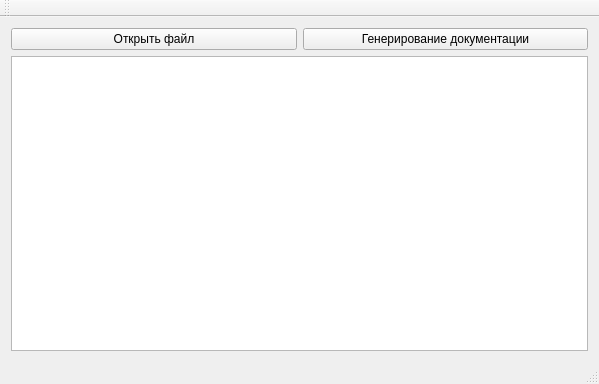
This is mainwindow.ui in pivleonid/gp as Qt 5 draws it before an edit. The edited form follows.
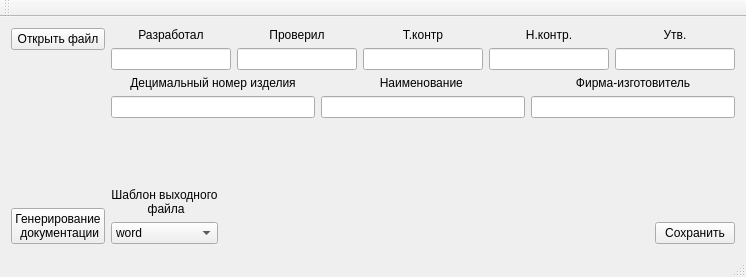
This is the edited form.

```diff
--- a/mainwindow.ui
+++ b/mainwindow.ui
@@ -6,8 +6,8 @@
    <rect>
     <x>0</x>
     <y>0</y>
-    <width>599</width>
-    <height>384</height>
+    <width>746</width>
+    <height>277</height>
    </rect>
   </property>
   <property name="cursor">
@@ -20,25 +20,295 @@
    <string>MainWindow</string>
   </property>
   <widget class="QWidget" name="centralWidget">
-   <layout class="QGridLayout" name="gridLayout_2">
+   <layout class="QGridLayout" name="gridLayout_18">
     <item row="0" column="0">
-     <layout class="QGridLayout" name="gridLayout">
+     <layout class="QGridLayout" name="gridLayout_16">
       <item row="0" column="0">
-       <widget class="QPushButton" name="pushButton">
+       <widget class="QPushButton" name="openFile">
+        <property name="sizePolicy">
+         <sizepolicy hsizetype="Minimum" vsizetype="Fixed">
+          <horstretch>0</horstretch>
+          <verstretch>0</verstretch>
+         </sizepolicy>
+        </property>
         <property name="text">
          <string>Открыть файл</string>
         </property>
        </widget>
       </item>
-      <item row="0" column="1">
-       <widget class="QPushButton" name="pushButton_2">
+      <item row="1" column="0">
+       <spacer name="verticalSpacer">
+        <property name="orientation">
+         <enum>Qt::Vertical</enum>
+        </property>
+        <property name="sizeType">
+         <enum>QSizePolicy::Expanding</enum>
+        </property>
+        <property name="sizeHint" stdset="0">
+         <size>
+          <width>20</width>
+          <height>40</height>
+         </size>
+        </property>
+       </spacer>
+      </item>
+      <item row="2" column="0">
+       <widget class="QPushButton" name="docGen">
+        <property name="enabled">
+         <bool>true</bool>
+        </property>
+        <property name="sizePolicy">
+         <sizepolicy hsizetype="Minimum" vsizetype="Fixed">
+          <horstretch>0</horstretch>
+          <verstretch>0</verstretch>
+         </sizepolicy>
+        </property>
         <property name="text">
-         <string>Генерирование документации</string>
+         <string>Генерирование
+ документации</string>
         </property>
        </widget>
       </item>
-      <item row="1" column="0" colspan="2">
-       <widget class="QTextEdit" name="textEdit"/>
+     </layout>
+    </item>
+    <item row="0" column="1">
+     <layout class="QGridLayout" name="gridLayout_17">
+      <item row="0" column="0">
+       <layout class="QGridLayout" name="gridLayout_13">
+        <item row="0" column="0">
+         <layout class="QGridLayout" name="gridLayout_7">
+          <item row="0" column="0">
+           <layout class="QGridLayout" name="gridLayout_6">
+            <item row="0" column="0">
+             <widget class="QLabel" name="label_2">
+              <property name="text">
+               <string>Разработал</string>
+              </property>
+              <property name="alignment">
+               <set>Qt::AlignCenter</set>
+              </property>
+             </widget>
+            </item>
+            <item row="1" column="0">
+             <widget class="QLineEdit" name="lineEdit"/>
+            </item>
+           </layout>
+          </item>
+          <item row="0" column="1">
+           <layout class="QGridLayout" name="gridLayout_5">
+            <item row="0" column="0">
+             <widget class="QLabel" name="label_3">
+              <property name="text">
+               <string>Проверил</string>
+              </property>
+              <property name="alignment">
+               <set>Qt::AlignCenter</set>
+              </property>
+             </widget>
+            </item>
+            <item row="1" column="0">
+             <widget class="QLineEdit" name="lineEdit_2"/>
+            </item>
+           </layout>
+          </item>
+          <item row="0" column="2">
+           <layout class="QGridLayout" name="gridLayout_4">
+            <item row="0" column="0">
+             <widget class="QLabel" name="label_4">
+              <property name="text">
+               <string>Т.контр</string>
+              </property>
+              <property name="alignment">
+               <set>Qt::AlignCenter</set>
+              </property>
+             </widget>
+            </item>
+            <item row="1" column="0">
+             <widget class="QLineEdit" name="lineEdit_3"/>
+            </item>
+           </layout>
+          </item>
+          <item row="0" column="3">
+           <layout class="QGridLayout" name="gridLayout_3">
+            <item row="0" column="0">
+             <widget class="QLabel" name="label_5">
+              <property name="text">
+               <string>Н.контр.</string>
+              </property>
+              <property name="alignment">
+               <set>Qt::AlignCenter</set>
+              </property>
+             </widget>
+            </item>
+            <item row="1" column="0">
+             <widget class="QLineEdit" name="lineEdit_4"/>
+            </item>
+           </layout>
+          </item>
+          <item row="0" column="4">
+           <layout class="QGridLayout" name="gridLayout">
+            <item row="0" column="0">
+             <widget class="QLabel" name="label_6">
+              <property name="text">
+               <string>Утв.</string>
+              </property>
+              <property name="alignment">
+               <set>Qt::AlignCenter</set>
+              </property>
+             </widget>
+            </item>
+            <item row="1" column="0">
+             <widget class="QLineEdit" name="lineEdit_5"/>
+            </item>
+           </layout>
+          </item>
+         </layout>
+        </item>
+        <item row="1" column="0">
+         <layout class="QGridLayout" name="gridLayout_12">
+          <item row="0" column="0">
+           <layout class="QGridLayout" name="gridLayout_8">
+            <item row="0" column="0">
+             <widget class="QLabel" name="label_7">
+              <property name="text">
+               <string>Децимальный номер изделия</string>
+              </property>
+              <property name="alignment">
+               <set>Qt::AlignCenter</set>
+              </property>
+             </widget>
+            </item>
+            <item row="1" column="0">
+             <widget class="QLineEdit" name="lineEdit_6"/>
+            </item>
+           </layout>
+          </item>
+          <item row="0" column="1">
+           <layout class="QGridLayout" name="gridLayout_9">
+            <item row="0" column="0">
+             <widget class="QLabel" name="label_8">
+              <property name="text">
+               <string>Наименование </string>
+              </property>
+              <property name="alignment">
+               <set>Qt::AlignCenter</set>
+              </property>
+             </widget>
+            </item>
+            <item row="1" column="0">
+             <widget class="QLineEdit" name="lineEdit_7"/>
+            </item>
+           </layout>
+          </item>
+          <item row="0" column="2">
+           <layout class="QGridLayout" name="gridLayout_10"/>
+          </item>
+          <item row="0" column="3">
+           <layout class="QGridLayout" name="gridLayout_11">
+            <item row="0" column="0">
+             <widget class="QLabel" name="label_10">
+              <property name="text">
+               <string>Фирма-изготовитель</string>
+              </property>
+              <property name="alignment">
+               <set>Qt::AlignCenter</set>
+              </property>
+             </widget>
+            </item>
+            <item row="1" column="0">
+             <widget class="QLineEdit" name="lineEdit_9"/>
+            </item>
+           </layout>
+          </item>
+         </layout>
+        </item>
+       </layout>
+      </item>
+      <item row="1" column="0">
+       <layout class="QGridLayout" name="gridLayout_15">
+        <item row="0" column="0">
+         <layout class="QGridLayout" name="gridLayout_2">
+          <item row="2" column="0">
+           <widget class="QComboBox" name="comboBox">
+            <item>
+             <property name="text">
+              <string>word</string>
+             </property>
+            </item>
+            <item>
+             <property name="text">
+              <string>excel</string>
+             </property>
+            </item>
+           </widget>
+          </item>
+          <item row="1" column="0">
+           <widget class="QLabel" name="label">
+            <property name="text">
+             <string>Шаблон выходного
+ файла</string>
+            </property>
+            <property name="alignment">
+             <set>Qt::AlignCenter</set>
+            </property>
+           </widget>
+          </item>
+          <item row="0" column="0">
+           <spacer name="verticalSpacer_3">
+            <property name="orientation">
+             <enum>Qt::Vertical</enum>
+            </property>
+            <property name="sizeHint" stdset="0">
+             <size>
+              <width>20</width>
+              <height>40</height>
+             </size>
+            </property>
+           </spacer>
+          </item>
+         </layout>
+        </item>
+        <item row="0" column="1">
+         <spacer name="horizontalSpacer">
+          <property name="orientation">
+           <enum>Qt::Horizontal</enum>
+          </property>
+          <property name="sizeHint" stdset="0">
+           <size>
+            <width>40</width>
+            <height>20</height>
+           </size>
+          </property>
+         </spacer>
+        </item>
+        <item row="0" column="2">
+         <layout class="QGridLayout" name="gridLayout_14">
+          <item row="0" column="0">
+           <spacer name="verticalSpacer_2">
+            <property name="orientation">
+             <enum>Qt::Vertical</enum>
+            </property>
+            <property name="sizeType">
+             <enum>QSizePolicy::MinimumExpanding</enum>
+            </property>
+            <property name="sizeHint" stdset="0">
+             <size>
+              <width>20</width>
+              <height>40</height>
+             </size>
+            </property>
+           </spacer>
+          </item>
+          <item row="1" column="0">
+           <widget class="QPushButton" name="saveButn">
+            <property name="text">
+             <string>Сохранить</string>
+            </property>
+           </widget>
+          </item>
+         </layout>
+        </item>
+       </layout>
       </item>
      </layout>
     </item>
@@ -59,7 +329,7 @@
     <enum>TopToolBarArea</enum>
    </attribute>
    <attribute name="toolBarBreak">
-    <bool>true</bool>
+    <bool>false</bool>
    </attribute>
   </widget>
   <widget class="QStatusBar" name="statusBar"/>
```
Left out of the diff: 17 changed lines with no effect on the pictures.
